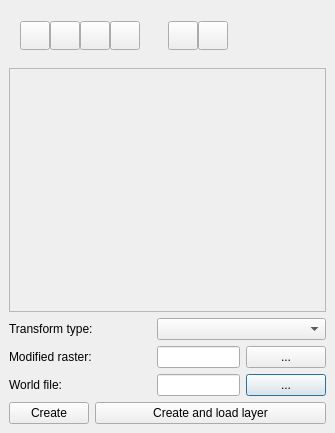
Old version of the form qgis/src/plugins/georeferencer/qgspointdialogbase.ui in the repository sourcepole/qgis.
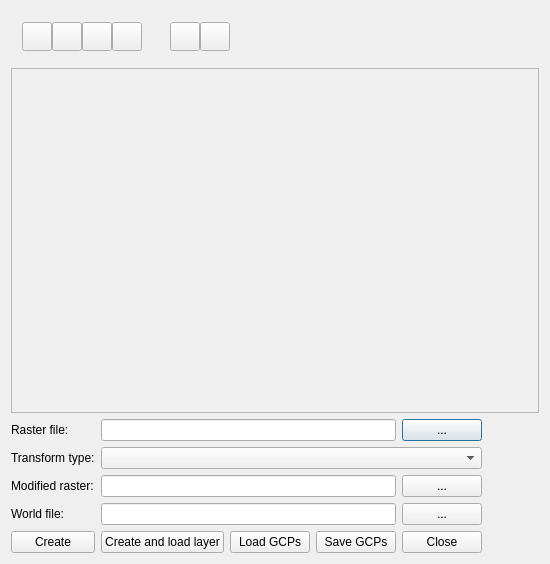
New version of the form. Icons and pictures are not drawn.

Diff of the .ui file:
```diff
--- a/qgis/src/plugins/georeferencer/qgspointdialogbase.ui
+++ b/qgis/src/plugins/georeferencer/qgspointdialogbase.ui
@@ -5,8 +5,8 @@
    <rect>
     <x>0</x>
     <y>0</y>
-    <width>335</width>
-    <height>433</height>
+    <width>550</width>
+    <height>564</height>
    </rect>
   </property>
   <property name="windowTitle" >
@@ -18,143 +18,13 @@
   <property name="autoFillBackground" >
    <bool>true</bool>
   </property>
-  <layout class="QGridLayout" >
-   <property name="margin" >
-    <number>9</number>
-   </property>
-   <property name="spacing" >
-    <number>6</number>
-   </property>
-   <item row="4" column="3" >
-    <widget class="QPushButton" name="pbnSelectWorldFile" >
-     <property name="text" >
-      <string>...</string>
-     </property>
-    </widget>
-   </item>
-   <item row="3" column="3" >
-    <widget class="QPushButton" name="pbnSelectModifiedRaster" >
-     <property name="text" >
-      <string>...</string>
-     </property>
-    </widget>
-   </item>
-   <item row="3" column="0" colspan="2" >
-    <widget class="QLabel" name="lblSelectModifiedRaster" >
-     <property name="text" >
-      <string>Modified raster:</string>
-     </property>
-    </widget>
-   </item>
-   <item row="4" column="0" colspan="2" >
-    <widget class="QLabel" name="textLabel1" >
-     <property name="text" >
-      <string>World file:</string>
-     </property>
-    </widget>
-   </item>
-   <item row="3" column="2" >
-    <widget class="QLineEdit" name="leSelectModifiedRaster" />
-   </item>
-   <item row="4" column="2" >
-    <widget class="QLineEdit" name="leSelectWorldFile" />
-   </item>
-   <item row="2" column="0" colspan="2" >
-    <widget class="QLabel" name="textLabel2" >
-     <property name="text" >
-      <string>Transform type:</string>
-     </property>
-    </widget>
-   </item>
-   <item row="2" column="2" colspan="2" >
-    <widget class="QComboBox" name="cmbTransformType" />
-   </item>
-   <item row="5" column="0" >
-    <widget class="QPushButton" name="pbnGenerateWorldFile" >
-     <property name="text" >
-      <string>Create</string>
-     </property>
-    </widget>
-   </item>
-   <item row="0" column="2" >
-    <widget class="QFrame" name="frame5" >
-     <property name="sizePolicy" >
-      <sizepolicy>
-       <hsizetype>0</hsizetype>
-       <vsizetype>0</vsizetype>
-       <horstretch>0</horstretch>
-       <verstretch>0</verstretch>
-      </sizepolicy>
-     </property>
-     <property name="frameShape" >
-      <enum>QFrame::NoFrame</enum>
-     </property>
-     <property name="frameShadow" >
-      <enum>QFrame::Raised</enum>
-     </property>
-     <layout class="QHBoxLayout" >
-      <property name="margin" >
-       <number>11</number>
-      </property>
-      <property name="spacing" >
-       <number>0</number>
-      </property>
+  <layout class="QVBoxLayout" name="verticalLayout" >
       <item>
-       <widget class="QToolButton" name="tbnAddPoint" >
-        <property name="toolTip" >
-         <string>Add points</string>
-        </property>
-        <property name="text" >
-         <string/>
-        </property>
-        <property name="icon" >
-         <iconset/>
-        </property>
-        <property name="iconSize" >
-         <size>
-          <width>22</width>
-          <height>22</height>
-         </size>
-        </property>
-        <property name="checkable" >
-         <bool>true</bool>
-        </property>
-       </widget>
-      </item>
+    <layout class="QHBoxLayout" name="horizontalLayout_2" >
       <item>
-       <widget class="QToolButton" name="tbnDeletePoint" >
-        <property name="enabled" >
-         <bool>true</bool>
-        </property>
-        <property name="toolTip" >
-         <string>Delete points</string>
-        </property>
-        <property name="text" >
-         <string/>
-        </property>
-        <property name="icon" >
-         <iconset/>
-        </property>
-        <property name="iconSize" >
-         <size>
-          <width>22</width>
-          <height>22</height>
-         </size>
-        </property>
-        <property name="checkable" >
-         <bool>true</bool>
-        </property>
-       </widget>
-      </item>
-     </layout>
-    </widget>
-   </item>
-   <item row="0" column="0" colspan="2" >
     <widget class="QFrame" name="frame4" >
      <property name="sizePolicy" >
-      <sizepolicy>
-       <hsizetype>0</hsizetype>
-       <vsizetype>0</vsizetype>
+        <sizepolicy vsizetype="Fixed" hsizetype="Fixed" >
        <horstretch>0</horstretch>
        <verstretch>0</verstretch>
       </sizepolicy>
@@ -166,12 +36,12 @@
       <enum>QFrame::Raised</enum>
      </property>
      <layout class="QHBoxLayout" >
-      <property name="margin" >
-       <number>11</number>
-      </property>
       <property name="spacing" >
        <number>0</number>
       </property>
+        <property name="margin" >
+         <number>11</number>
+        </property>
       <item>
        <widget class="QToolButton" name="tbnZoomIn" >
         <property name="toolTip" >
@@ -263,8 +133,107 @@
      </layout>
     </widget>
    </item>
-   <item row="1" column="0" colspan="4" >
+     <item>
+      <widget class="QFrame" name="frame5" >
+       <property name="sizePolicy" >
+        <sizepolicy vsizetype="Fixed" hsizetype="Fixed" >
+         <horstretch>0</horstretch>
+         <verstretch>0</verstretch>
+        </sizepolicy>
+       </property>
+       <property name="frameShape" >
+        <enum>QFrame::NoFrame</enum>
+       </property>
+       <property name="frameShadow" >
+        <enum>QFrame::Raised</enum>
+       </property>
+       <layout class="QHBoxLayout" >
+        <property name="spacing" >
+         <number>0</number>
+        </property>
+        <property name="margin" >
+         <number>11</number>
+        </property>
+        <item>
+         <widget class="QToolButton" name="tbnAddPoint" >
+          <property name="toolTip" >
+           <string>Add points</string>
+          </property>
+          <property name="text" >
+           <string/>
+          </property>
+          <property name="icon" >
+           <iconset>
+            <normaloff/>
+           </iconset>
+          </property>
+          <property name="iconSize" >
+           <size>
+            <width>22</width>
+            <height>22</height>
+           </size>
+          </property>
+          <property name="checkable" >
+           <bool>true</bool>
+          </property>
+         </widget>
+        </item>
+        <item>
+         <widget class="QToolButton" name="tbnDeletePoint" >
+          <property name="enabled" >
+           <bool>true</bool>
+          </property>
+          <property name="toolTip" >
+           <string>Delete points</string>
+          </property>
+          <property name="text" >
+           <string/>
+          </property>
+          <property name="icon" >
+           <iconset>
+            <normaloff/>
+           </iconset>
+          </property>
+          <property name="iconSize" >
+           <size>
+            <width>22</width>
+            <height>22</height>
+           </size>
+          </property>
+          <property name="checkable" >
+           <bool>true</bool>
+          </property>
+         </widget>
+        </item>
+       </layout>
+      </widget>
+     </item>
+     <item>
+      <spacer name="horizontalSpacer_2" >
+       <property name="orientation" >
+        <enum>Qt::Horizontal</enum>
+       </property>
+       <property name="sizeType" >
+        <enum>QSizePolicy::Expanding</enum>
+       </property>
+       <property name="sizeHint" stdset="0" >
+        <size>
+         <width>13</width>
+         <height>13</height>
+        </size>
+       </property>
+      </spacer>
+     </item>
+    </layout>
+   </item>
+   <item>
     <widget class="QFrame" name="canvasFrame" >
+     <property name="sizePolicy" >
+      <sizepolicy vsizetype="Expanding" hsizetype="Minimum" >
+       <horstretch>0</horstretch>
+       <verstretch>0</verstretch>
+      </sizepolicy>
+     </property>
      <property name="autoFillBackground" >
       <bool>false</bool>
      </property>
@@ -276,28 +245,144 @@
      </property>
     </widget>
    </item>
-   <item row="5" column="1" colspan="3" >
+   <item>
+    <layout class="QHBoxLayout" name="horizontalLayout" >
+     <item>
+      <layout class="QGridLayout" name="gridLayout" >
+       <item row="0" column="0" >
+        <widget class="QLabel" name="textLabel1_2" >
+         <property name="text" >
+          <string>Raster file:</string>
+         </property>
+        </widget>
+       </item>
+       <item row="0" column="1" colspan="3" >
+        <widget class="QLineEdit" name="leSelectRaster" >
+         <property name="sizePolicy" >
+          <sizepolicy vsizetype="Fixed" hsizetype="Expanding" >
+           <horstretch>0</horstretch>
+           <verstretch>0</verstretch>
+          </sizepolicy>
+         </property>
+        </widget>
+       </item>
+       <item row="0" column="4" >
+        <widget class="QPushButton" name="pbnSelectRaster" >
+         <property name="sizePolicy" >
+          <sizepolicy vsizetype="Fixed" hsizetype="Fixed" >
+           <horstretch>0</horstretch>
+           <verstretch>0</verstretch>
+          </sizepolicy>
+         </property>
+         <property name="text" >
+          <string>...</string>
+         </property>
+        </widget>
+       </item>
+       <item row="1" column="0" >
+        <widget class="QLabel" name="textLabel2" >
+         <property name="text" >
+          <string>Transform type:</string>
+         </property>
+        </widget>
+       </item>
+       <item row="1" column="1" colspan="4" >
+        <widget class="QComboBox" name="cmbTransformType" />
+       </item>
+       <item row="2" column="0" >
+        <widget class="QLabel" name="lblSelectModifiedRaster" >
+         <property name="text" >
+          <string>Modified raster:</string>
+         </property>
+        </widget>
+       </item>
+       <item row="2" column="1" colspan="3" >
+        <widget class="QLineEdit" name="leSelectModifiedRaster" />
+       </item>
+       <item row="2" column="4" >
+        <widget class="QPushButton" name="pbnSelectModifiedRaster" >
+         <property name="text" >
+          <string>...</string>
+         </property>
+        </widget>
+       </item>
+       <item row="3" column="0" >
+        <widget class="QLabel" name="textLabel1" >
+         <property name="text" >
+          <string>World file:</string>
+         </property>
+        </widget>
+       </item>
+       <item row="3" column="1" colspan="3" >
+        <widget class="QLineEdit" name="leSelectWorldFile" />
+       </item>
+       <item row="3" column="4" >
+        <widget class="QPushButton" name="pbnSelectWorldFile" >
+         <property name="text" >
+          <string>...</string>
+         </property>
+        </widget>
+       </item>
+       <item row="4" column="0" >
+        <widget class="QPushButton" name="pbnGenerateWorldFile" >
+         <property name="text" >
+          <string>Create</string>
+         </property>
+        </widget>
+       </item>
+       <item row="4" column="1" >
     <widget class="QPushButton" name="pbnGenerateAndLoad" >
      <property name="text" >
       <string>Create and load layer</string>
      </property>
     </widget>
    </item>
-   <item row="0" column="3" >
-    <spacer>
+       <item row="4" column="4" >
+        <widget class="QPushButton" name="pbnClose" >
+         <property name="sizePolicy" >
+          <sizepolicy vsizetype="Fixed" hsizetype="Fixed" >
+           <horstretch>0</horstretch>
+           <verstretch>0</verstretch>
+          </sizepolicy>
+         </property>
+         <property name="text" >
+          <string>Close</string>
+         </property>
+        </widget>
+       </item>
+       <item row="4" column="3" >
+        <widget class="QPushButton" name="pbnSaveGCPs" >
+         <property name="text" >
+          <string>Save GCPs</string>
+         </property>
+        </widget>
+       </item>
+       <item row="4" column="2" >
+        <widget class="QPushButton" name="pbnLoadGCPs" >
+         <property name="text" >
+          <string>Load GCPs</string>
+         </property>
+        </widget>
+       </item>
+      </layout>
+     </item>
+     <item>
+      <spacer name="horizontalSpacer" >
      <property name="orientation" >
       <enum>Qt::Horizontal</enum>
      </property>
      <property name="sizeType" >
       <enum>QSizePolicy::Expanding</enum>
      </property>
-     <property name="sizeHint" >
+       <property name="sizeHint" stdset="0" >
       <size>
-       <width>41</width>
-       <height>53</height>
+         <width>18</width>
+         <height>17</height>
       </size>
      </property>
     </spacer>
+     </item>
+    </layout>
    </item>
   </layout>
  </widget>
```
Left out of the diff: 19 changed lines with no effect on the pictures. Lines whose indentation alone changed are shown as unchanged.
